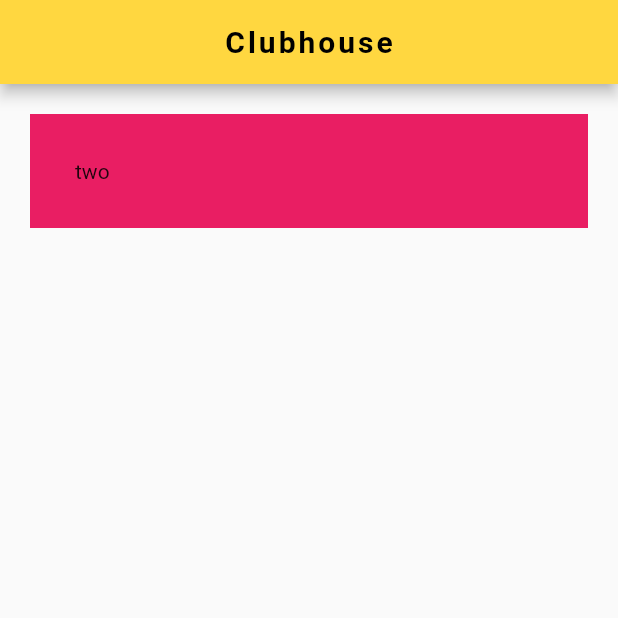
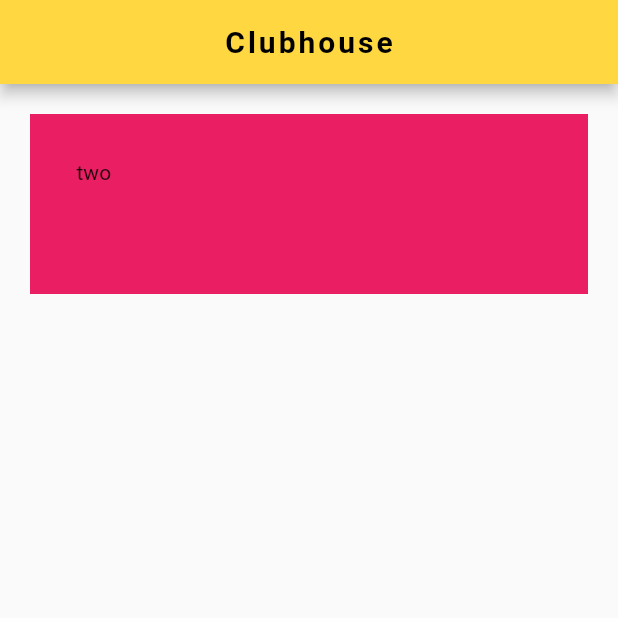
Before and after one commit to Opssy/Clubhouse, a Flutter app: the screen it shows after launch, on a phone screen of 412 x 824 dp, the top half of it. Run offline on Flutter 3.47's test engine with Material 2 defaults, Android fonts, the phone set to English and light mode, and no system bars.

Commit message:
home page still ongoing

```diff
--- a/clubhouse/lib/main.dart
+++ b/clubhouse/lib/main.dart
@@ -33,12 +33,17 @@ class _HomeState extends State<Home> {
           Expanded(
             flex: 12,
             child:  Container(
+              decoration: BoxDecoration(
+                color: Colors.yellow,
+                border: Border.all(color: Colors.black),
+              ),
               margin:EdgeInsets.all(20.0),
               color: Colors.pink,
               padding:EdgeInsets.all(30.0),
               child: Text('two'),
+              height: 120,
+              ),
             ),
-          )
          ],
       ),
     );
```
